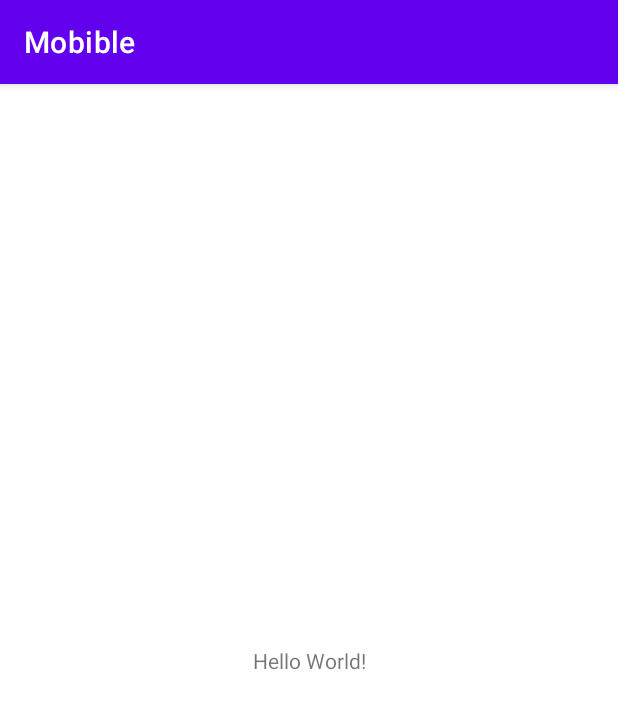
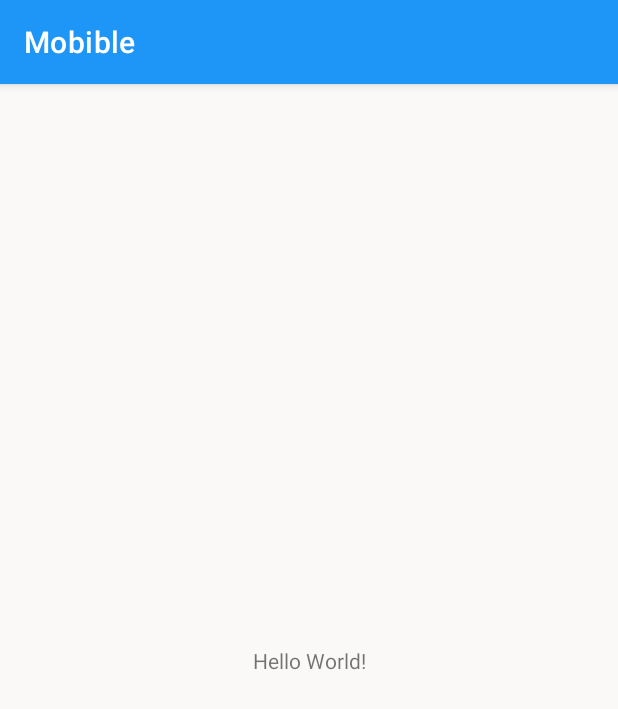
Before and after one commit to flaviofedechenaguiar/app-mobible, an Android app: the screen it shows after launch (MainActivity), on a phone screen of 412 x 824 dp. Shown: the top 709 px of the screen. Run offline under Robolectric (Android 15) with nearby library versions, the phone set to English and light mode, and no system bars.

Commit message:
feat: config colors from app

```diff
--- a/app/src/main/res/values/colors.xml
+++ b/app/src/main/res/values/colors.xml
@@ -1,10 +1,12 @@
 <?xml version="1.0" encoding="utf-8"?>
 <resources>
     <color name="purple_200">#FFBB86FC</color>
-    <color name="purple_500">#FF6200EE</color>
-    <color name="purple_700">#FF3700B3</color>
+    <color name="purple_500">#1e96f7</color>
+    <color name="purple_700">#1E96E0</color>
     <color name="teal_200">#FF03DAC5</color>
     <color name="teal_700">#FF018786</color>
     <color name="black">#FF000000</color>
     <color name="white">#FFFFFFFF</color>
+    <color name="gray_200">#272727</color>
+    <color name="white_background">#FAF9F8</color>
 </resources>
--- a/app/src/main/res/values/themes.xml
+++ b/app/src/main/res/values/themes.xml
@@ -6,11 +6,12 @@
         <item name="colorPrimaryVariant">@color/purple_700</item>
         <item name="colorOnPrimary">@color/white</item>
         <!-- Secondary brand color. -->
-        <item name="colorSecondary">@color/teal_200</item>
+        <item name="colorSecondary">@color/gray_200</item>
         <item name="colorSecondaryVariant">@color/teal_700</item>
         <item name="colorOnSecondary">@color/black</item>
         <!-- Status bar color. -->
         <item name="android:statusBarColor">?attr/colorPrimaryVariant</item>
         <!-- Customize your theme here. -->
+        <item name="android:windowBackground">@color/white_background</item>
     </style>
 </resources>
```
